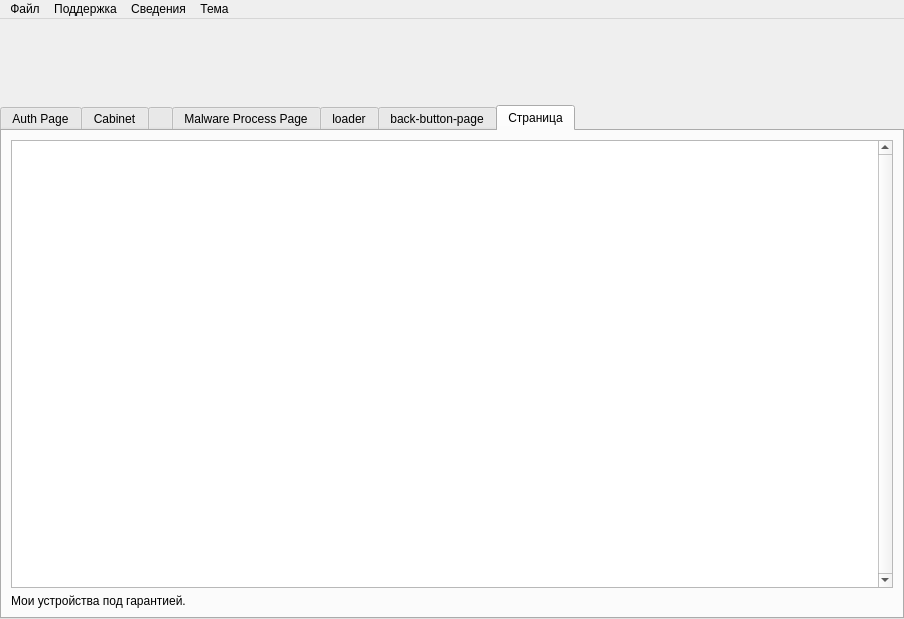
Before: the Qt Designer form ui/mainwindow.ui in badcast/adskiller, drawn with Qt 5.
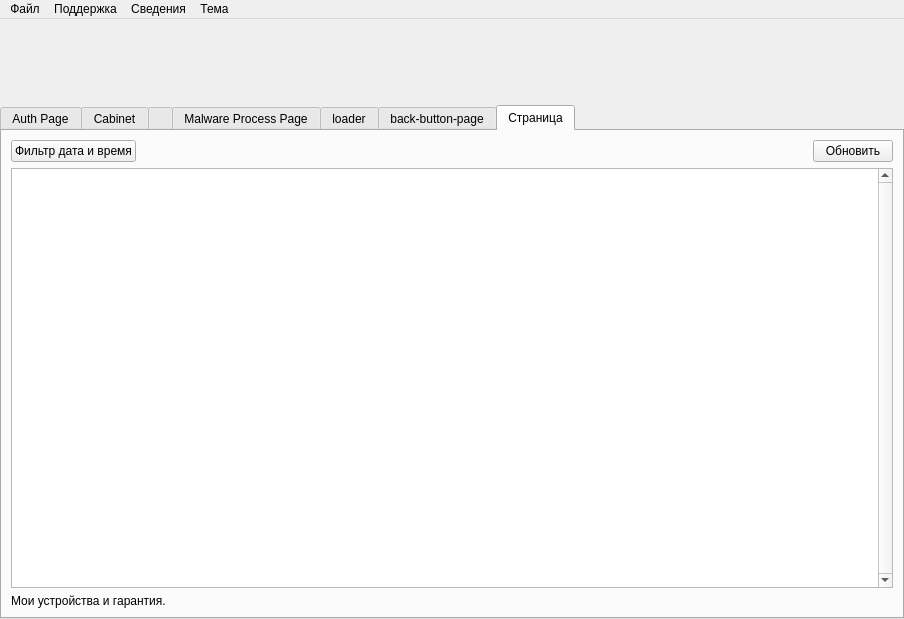
After: the same form once the commit is applied. Icons and pictures are not drawn.

```diff
--- a/ui/mainwindow.ui
+++ b/ui/mainwindow.ui
@@ -1627,16 +1627,39 @@
            <string>Страница</string>
           </attribute>
           <layout class="QVBoxLayout">
+           <item>
+            <layout class="QHBoxLayout" name="verticalLayout_2">
+             <item>
+              <widget class="QPushButton" name="myDeviceFilter">
+               <property name="text">
+                <string>Фильтр дата и время</string>
+               </property>
+              </widget>
+             </item>
+             <item>
+              <spacer name="horizontalSpacer_4">
+               <property name="orientation">
+                <enum>Qt::Orientation::Horizontal</enum>
+               </property>
+               <property name="sizeHint" stdset="0">
+                <size>
+                 <width>40</width>
+                 <height>20</height>
+                </size>
+               </property>
+              </spacer>
+             </item>
+             <item>
+              <widget class="QPushButton" name="myDeviceSend">
+               <property name="text">
+                <string>Обновить</string>
+               </property>
+              </widget>
+             </item>
+            </layout>
+           </item>
             <item>
             <widget class="QTableView" name="myDeviceActual">
-            <property name="geometry">
-              <rect>
-              <x>10</x>
-              <y>50</y>
-              <width>731</width>
-              <height>291</height>
-              </rect>
-            </property>
             <property name="verticalScrollBarPolicy">
               <enum>Qt::ScrollBarPolicy::ScrollBarAlwaysOn</enum>
             </property>
@@ -1649,29 +1672,15 @@
             <property name="sortingEnabled">
               <bool>true</bool>
             </property>
-            <attribute name="horizontalHeaderCascadingSectionResizes">
-              <bool>true</bool>
-            </attribute>
-            <attribute name="horizontalHeaderStretchLastSection">
-              <bool>true</bool>
-            </attribute>
-            <attribute name="verticalHeaderCascadingSectionResizes">
-              <bool>true</bool>
-            </attribute>
-            </widget></item>
-            <item><widget class="QLabel" name="myDevicePageLabel">
-            <property name="geometry">
-              <rect>
-              <x>20</x>
-              <y>20</y>
-              <width>251</width>
-              <height>18</height>
-              </rect>
-            </property>
+            </widget>
+           </item>
+           <item>
+            <widget class="QLabel" name="myDevicePageLabel">
             <property name="text">
-              <string>Мои устройства под гарантией.</string>
-            </property>
-            </widget></item>
+              <string>Мои устройства и гарантия.</string>
+             </property>
+            </widget>
+           </item>
           </layout>
          </widget>
         </widget>
```
Left out of the diff: 6 changed lines with no effect on the pictures. Lines whose indentation alone changed are shown as unchanged.
